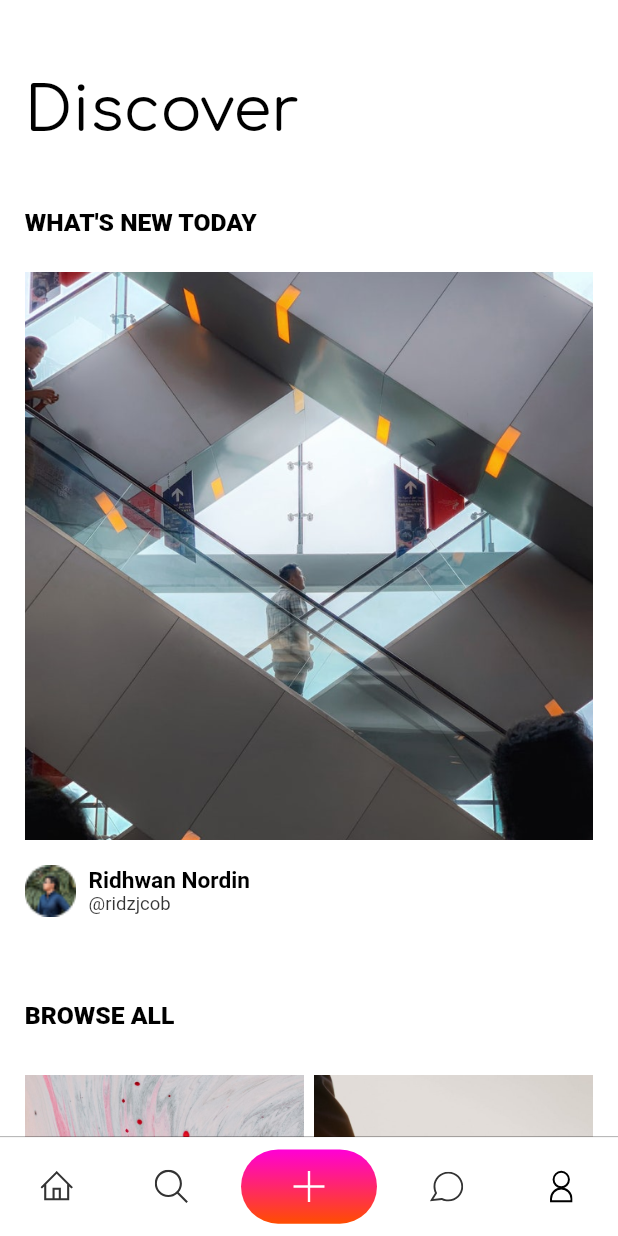
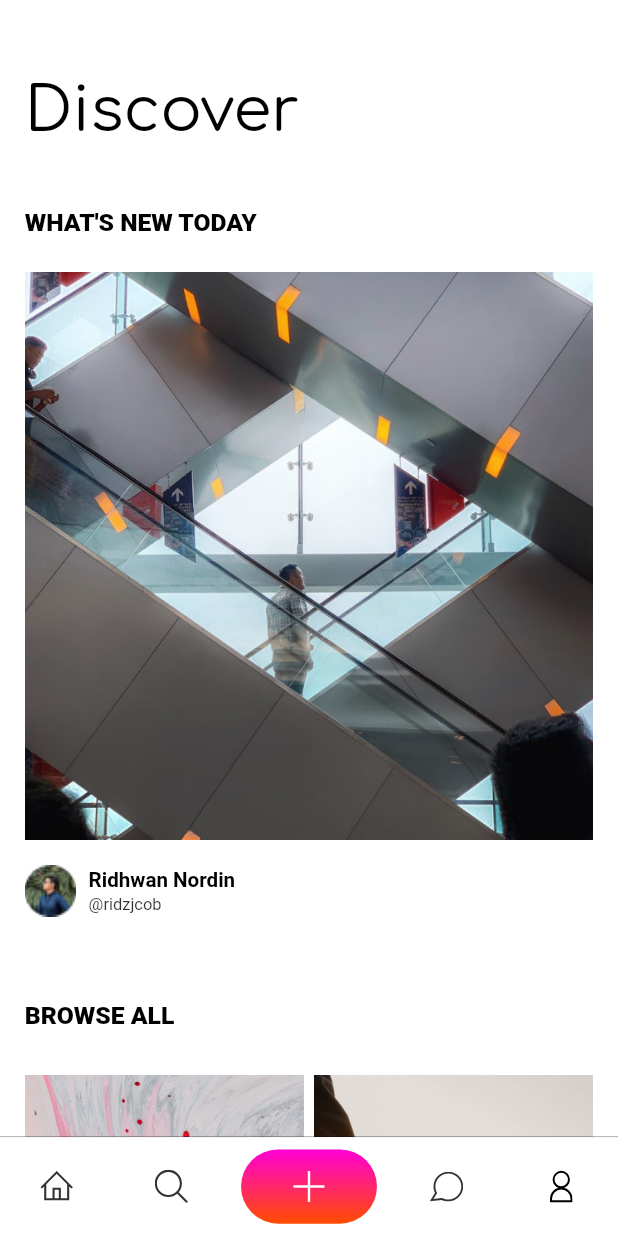
Before and after one commit to thanhhuynhtan/interview, a Flutter app: the HomeScreen screen opened directly, on a phone screen of 412 x 824 dp. Run offline on Flutter 3.47's test engine with Material 2 defaults, Android fonts, the phone set to English and light mode, and no system bars; our stand-ins replace bloc, flutter_bloc, flutter_html, flutter_svg, google_fonts, sizer; project files that could hold a hidden picture were left out.

Commit message:
Fix AvatarTag overflowed

```diff
--- a/lib/Utils/TwitterAvatarTag.dart
+++ b/lib/Utils/TwitterAvatarTag.dart
@@ -33,6 +33,7 @@ class TwitterAvatarTag extends StatelessWidget {
             width: 2.w,
           ),
           Container(
+            height: 25.sp,
             child: Column(
               mainAxisAlignment: MainAxisAlignment.spaceAround,
               crossAxisAlignment: CrossAxisAlignment.start,
@@ -42,7 +43,7 @@ class TwitterAvatarTag extends StatelessWidget {
                   style: GoogleFonts.roboto(
                     color: Colors.black,
                     fontWeight: FontWeight.w700,
-                    fontSize: 11.sp,
+                    fontSize: 10.sp,
                   ),
                 ),
                 Text(
@@ -50,7 +51,7 @@ class TwitterAvatarTag extends StatelessWidget {
                   style: GoogleFonts.roboto(
                     color: Colors.black.withOpacity(0.8),
                     fontWeight: FontWeight.w400,
-                    fontSize: 9.sp,
+                    fontSize: 8.sp,
                   ),
                 ),
               ],
--- a/lib/app/view/App.dart
+++ b/lib/app/view/App.dart
@@ -3,12 +3,12 @@ import 'package:flutter_bloc/flutter_bloc.dart';
 import 'package:flutter_localizations/flutter_localizations.dart';
 import 'package:interview/app/bloc/AuthenticationBloc.dart';
 import 'package:interview/Model/UserModel.dart';
-import 'package:interview/app/view/HomeScreen.dart';
+import 'package:interview/home/view/HomeScreen.dart';
 import 'package:interview/app/bloc/AuthenticateEvent.dart';
 import 'package:interview/app/bloc/AuthenticateState.dart';
 import 'package:interview/AppTheme.dart';
 import 'package:interview/Utils/localization.dart';
-import 'package:interview/app/view/LoggedOutScreen.dart';
+import 'package:interview/logout/view/LoggedOutScreen.dart';
 import 'package:interview/SplashScreen.dart';
 import 'package:sizer/sizer.dart';
 
```
